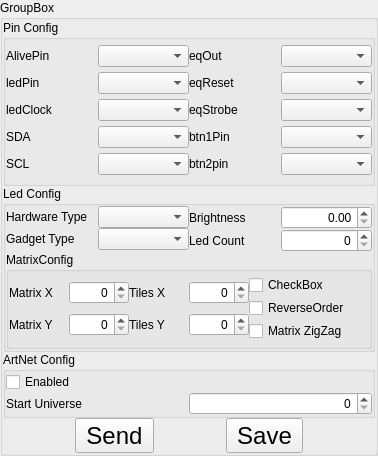
The window that Apps/LedRemoteControl/editextrasettingsgroupbox.ui (successbyfailure/libreLeds) describes before a commit, drawn with Qt 5.
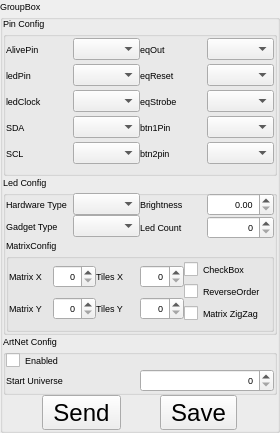
The same window after the commit.

```diff
--- a/Apps/LedRemoteControl/editextrasettingsgroupbox.ui
+++ b/Apps/LedRemoteControl/editextrasettingsgroupbox.ui
@@ -6,10 +6,15 @@
    <rect>
     <x>0</x>
     <y>0</y>
-    <width>378</width>
-    <height>456</height>
+    <width>280</width>
+    <height>433</height>
    </rect>
   </property>
+  <property name="font">
+   <font>
+    <pointsize>7</pointsize>
+   </font>
+  </property>
   <property name="windowTitle">
    <string>GroupBox</string>
   </property>
```
